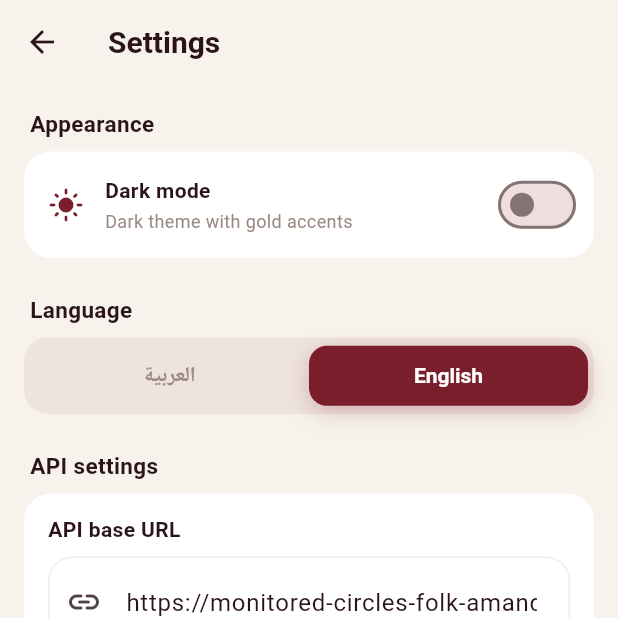
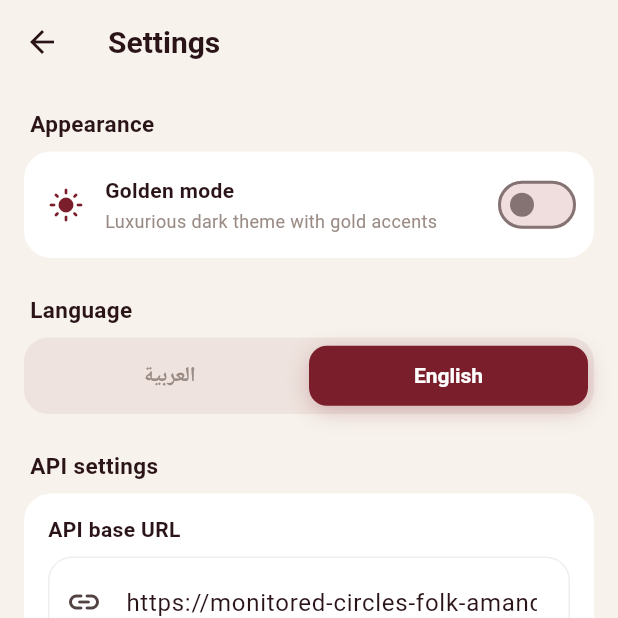
Before and after one commit to ashrafsalem2/al-tuwijri-wallet, a Flutter app: the SettingsScreen screen opened directly, after a tap on "English", on a phone screen of 412 x 824 dp, the top half of it. Run offline on Flutter 3.47's test engine with Material 3 defaults, Android fonts, the phone set to English and light mode, and no system bars; our stand-ins replace barcode_widget, flutter_secure_storage, google_fonts, hijri, local_auth, qr_flutter and 2 more; accounts and stored records are empty; Roboto replaces fonts that are missing (Tajawal).

Commit message:
New brand logo + launcher icon, "Golden mode" rename, thinner logo frame, silent splash video
- Replace the in-app logo with the new التويجري brand mark; regenerate Android/
  iOS/web/Windows launcher icons from it (padded adaptive foreground so the
  wordmark isn't cropped by the icon mask)
- Rename "Dark mode" -> "Golden mode" with a gold sparkle (auto_awesome) icon on
  the app-bar toggle and the Settings switch
- Thin the login logo frame to a 3px gold border (clipped corners)
- Splash video now uses mixWithOthers so it never interrupts other apps' audio
  (music/podcasts keep playing); it stays muted

Co-Authored-By: Claude Opus 4.8 <noreply@anthropic.com>

```diff
--- a/lib/l10n/app_strings.dart
+++ b/lib/l10n/app_strings.dart
@@ -65,9 +65,9 @@ class AppStrings {
   String get biometricFailed => _('تعذّر التحقق بالبصمة', 'Biometric check failed');
   // Settings — biometric section
   String get appearance => _('المظهر', 'Appearance');
-  String get darkMode => _('الوضع الداكن', 'Dark mode');
+  String get darkMode => _('الوضع الذهبي', 'Golden mode');
   String get darkModeHint => _(
-      'مظهر داكن بلمسات ذهبية', 'Dark theme with gold accents');
+      'مظهر داكن فاخر بلمسات ذهبية', 'Luxurious dark theme with gold accents');
   String get biometricSection => _('الأمان', 'Security');
   String get biometricToggleLabel =>
       _('الدخول بالبصمة أو الوجه', 'Fingerprint / Face sign-in');
--- a/lib/screens/login_screen.dart
+++ b/lib/screens/login_screen.dart
@@ -314,14 +314,14 @@ class _LoginScreenState extends State<LoginScreen>
   Widget _logoHeader() {
     return Center(
       child: Container(
-        padding: const EdgeInsets.all(14),
+        padding: const EdgeInsets.all(3),
         decoration: BoxDecoration(
           gradient: LinearGradient(
             begin: Alignment.topLeft,
             end: Alignment.bottomRight,
             colors: [const Color(0xFFE7C877), AppColors.accent],
           ),
-          borderRadius: BorderRadius.circular(26),
+          borderRadius: BorderRadius.circular(22),
           boxShadow: [
             BoxShadow(
               color: AppColors.accent.withValues(alpha: 0.45),
@@ -331,7 +331,10 @@ class _LoginScreenState extends State<LoginScreen>
             ),
           ],
         ),
-        child: const BrandLogo(size: 66),
+        child: ClipRRect(
+          borderRadius: BorderRadius.circular(19),
+          child: const BrandLogo(size: 84),
+        ),
       ),
     );
   }
--- a/lib/screens/settings_screen.dart
+++ b/lib/screens/settings_screen.dart
@@ -227,7 +227,7 @@ class _SettingsScreenState extends State<SettingsScreen> {
         child: Row(
           children: [
             Icon(AppColors.isDark
-                ? Icons.dark_mode_rounded
+                ? Icons.auto_awesome_rounded
                 : Icons.light_mode_rounded,
                 color: AppColors.brand, size: 24),
             const SizedBox(width: 14),
--- a/lib/screens/splash_screen.dart
+++ b/lib/screens/splash_screen.dart
@@ -36,7 +36,12 @@ class _SplashScreenState extends State<SplashScreen>
   @override
   void initState() {
     super.initState();
-    _video = VideoPlayerController.asset('assets/video/splash_bg.mp4')
+    _video = VideoPlayerController.asset(
+      'assets/video/splash_bg.mp4',
+      // mixWithOthers = don't grab audio focus, so music/podcasts in other apps
+      // keep playing; combined with volume 0 the splash is fully silent.
+      videoPlayerOptions: VideoPlayerOptions(mixWithOthers: true),
+    )
       ..setVolume(0)
       ..setLooping(true);
     _video!.initialize().then((_) {
--- a/lib/widgets/theme_toggle_button.dart
+++ b/lib/widgets/theme_toggle_button.dart
@@ -18,7 +18,7 @@ class ThemeToggleButton extends StatelessWidget {
             backgroundColor: AppColors.brand.withValues(alpha: 0.12),
             foregroundColor: AppColors.brand,
           ),
-          tooltip: isDark ? 'Light mode' : 'Dark mode',
+          tooltip: isDark ? 'Light mode' : 'Golden mode',
           onPressed: () => ThemeController.toggle(),
           icon: AnimatedSwitcher(
             duration: const Duration(milliseconds: 300),
@@ -27,7 +27,8 @@ class ThemeToggleButton extends StatelessWidget {
               child: FadeTransition(opacity: anim, child: child),
             ),
             child: Icon(
-              isDark ? Icons.light_mode_rounded : Icons.dark_mode_rounded,
+              // Sparkle = switch to Golden mode; sun = back to Light.
+              isDark ? Icons.light_mode_rounded : Icons.auto_awesome_rounded,
               key: ValueKey(isDark),
               size: 20,
               color: AppColors.brand,
```
Also changed, not shown: assets/icon/app_icon.png, assets/icon/app_icon_foreground.png, assets/images/brand_logo.png, 37 other files.
